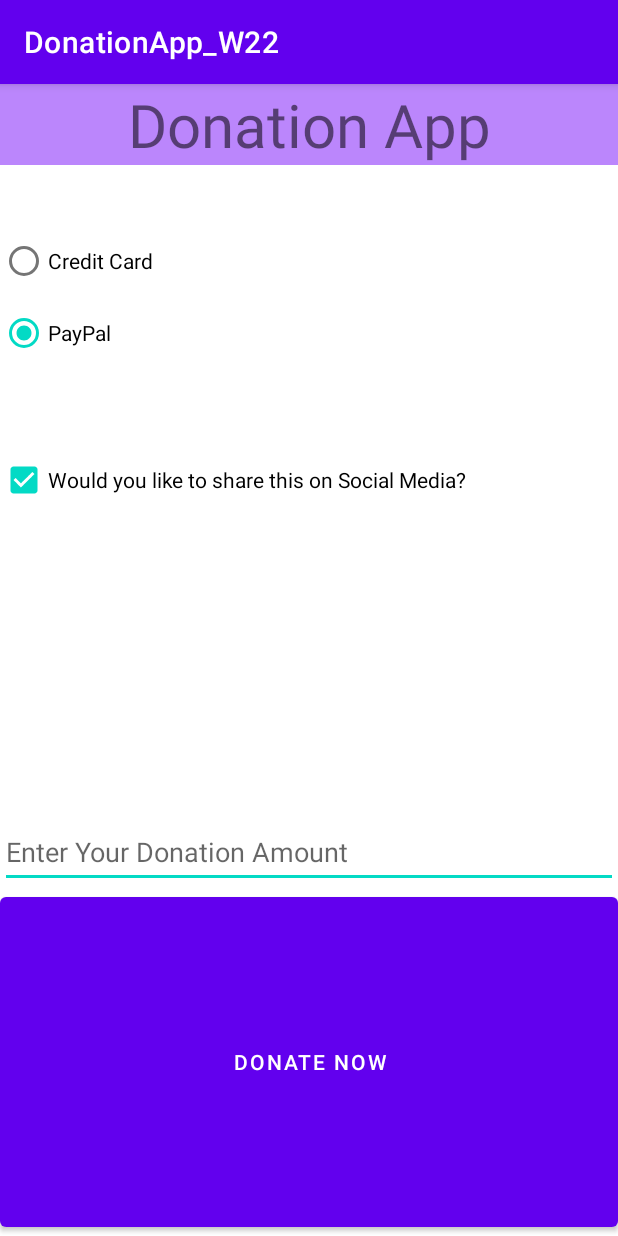
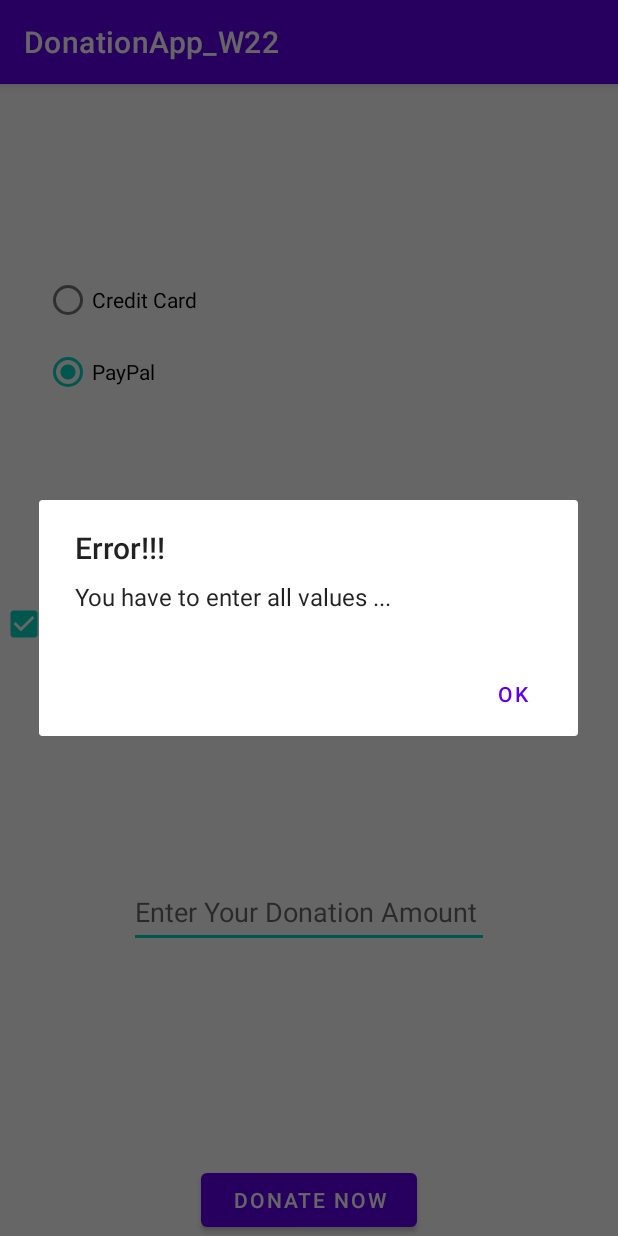
Before and after one commit to RaniaArbash/DonationApp_W22, an Android app: the screen it shows after launch (MainActivity), after a tap on "DONATE NOW", on a phone screen of 412 x 824 dp. Run offline under Robolectric (Android 15) with nearby library versions, the phone set to English and light mode, and no system bars; 3 other taps on this screen came first.

Commit message:
Week 4 - Constraint layout + Intents

```diff
--- a/app/src/main/java/com/example/donationapp_w22/MainActivity.java
+++ b/app/src/main/java/com/example/donationapp_w22/MainActivity.java
@@ -1,8 +1,11 @@
 package com.example.donationapp_w22;
 
+import androidx.appcompat.app.AlertDialog;
 import androidx.appcompat.app.AppCompatActivity;
 
+import android.content.Intent;
 import android.os.Bundle;
+import android.util.Log;
 import android.view.View;
 import android.widget.Button;
 import android.widget.CheckBox;
@@ -19,18 +22,25 @@ public class MainActivity extends AppCompatActivity implements View.OnClickListe
     CheckBox sharing_checkbox;
     EditText donation_amout;
     Donation myDonation;
+    AlertDialog.Builder builder;
 
     @Override
     protected void onCreate(Bundle savedInstanceState) {
         super.onCreate(savedInstanceState);
         setContentView(R.layout.activity_main);
 
+        builder = new AlertDialog.Builder(this);
+
         paypal = findViewById(R.id.paypal);
         credicCard = findViewById(R.id.credit_card);
         sharing_checkbox = findViewById(R.id.sharing_checkbox);
         donation_amout = findViewById(R.id.donation_amount);
         donate_btn = findViewById(R.id.donate_btn);
-        myDonation = new Donation();
+
+        myDonation =  ((MyApp)getApplication()).mainDonation;
+
+        Log.d("donation"," is sharing " +  String.valueOf(myDonation.isShared));
+        Log.d("donation","payment method" + String.valueOf(myDonation.payment_method));
 
         paypal.setOnClickListener(this);
         credicCard.setOnClickListener(this);
@@ -50,9 +60,7 @@ public class MainActivity extends AppCompatActivity implements View.OnClickListe
     }
 
     public void report(){
-        String method;
-        method = (myDonation.payment_method == 1)? "PayPal" : "Credit Card";
-        Toast.makeText(this,"Thank You For Your Donation with "+myDonation.amount+ "$, Using " + method +" method!!",Toast.LENGTH_LONG).show();
+        Toast.makeText(this,myDonation.getDonationReport(),Toast.LENGTH_LONG).show();
     }
 
     @Override
@@ -63,17 +71,45 @@ public class MainActivity extends AppCompatActivity implements View.OnClickListe
                 if (validate()){
                     double amount = Double.parseDouble(donation_amout.getText().toString());
                     myDonation.amount = amount;
-                    report();
+                    //report();
+                    // I need to open the Report Activity
+                   // we need Intent Object
+
+                    Intent myIntent = new Intent(this,Report.class);// messaging object
+                    myIntent.putExtra("Name","Donation App");
+                    myIntent.putExtra("year",2022);
+                    myIntent.putExtra("month",1);
+
+                    startActivity(myIntent);
+
+                }else {
+                    builder.setTitle("Error!!!");
+                    builder.setMessage("You have to enter all values ...");
+                    builder.setCancelable(true);
+                    builder.setNegativeButton("OK",null);
+
+                    builder.show();
                 }
                 break;
             case R.id.sharing_checkbox:
                 myDonation.isShared = true;
+                Log.d("donation"," is sharing " +  String.valueOf(myDonation.isShared));
+                Log.d("donation","payment method" + String.valueOf(myDonation.payment_method));
+
                 break;
             case R.id.paypal:
                 myDonation.payment_method = 1;
+
+                Log.d("donation"," is sharing " +  String.valueOf(myDonation.isShared));
+                Log.d("donation","payment method" + String.valueOf(myDonation.payment_method));
+
                 break;
             case R.id.credit_card:
                 myDonation.payment_method = 0;
+
+                Log.d("donation"," is sharing " +  String.valueOf(myDonation.isShared));
+                Log.d("donation","payment method" + String.valueOf(myDonation.payment_method));
+
                 break;
         }
     }
--- /dev/null
+++ b/app/src/main/java/com/example/donationapp_w22/MyApp.java
@@ -0,0 +1,7 @@
+package com.example.donationapp_w22;
+
+import android.app.Application;
+
+public class MyApp extends Application {
+    Donation mainDonation = new Donation();
+}
--- a/app/src/main/res/layout/activity_main.xml
+++ b/app/src/main/res/layout/activity_main.xml
@@ -1,33 +1,25 @@
 <?xml version="1.0" encoding="utf-8"?>
-<RelativeLayout
+<androidx.constraintlayout.widget.ConstraintLayout
     xmlns:android="http://schemas.android.com/apk/res/android"
     xmlns:app="http://schemas.android.com/apk/res-auto"
     xmlns:tools="http://schemas.android.com/tools"
     android:layout_width="match_parent"
     android:layout_height="match_parent"
+
     tools:context=".MainActivity">
-
-    <TextView
-        android:id="@+id/title_text"
-        android:layout_width="match_parent"
-        android:layout_height="wrap_content"
-        android:layout_alignParentStart="true"
-        android:layout_alignParentTop="true"
-        android:layout_alignParentEnd="true"
-        android:background="@color/purple_200"
-        android:gravity="center"
-        android:text="Donation App"
-        android:textSize="40sp" />
 
     <RadioGroup
         android:id="@+id/paymethod_group"
-        android:layout_marginTop="40dp"
         android:layout_width="wrap_content"
         android:layout_height="wrap_content"
-        android:layout_below="@id/title_text"
-        android:layout_alignParentStart="true"
-        android:layout_alignParentEnd="true"
-       >
+        android:layout_marginTop="4dp"
+        android:layout_marginEnd="4dp"
+        android:layout_marginBottom="4dp"
+        app:layout_constraintBottom_toTopOf="@+id/sharing_checkbox"
+        app:layout_constraintEnd_toStartOf="@+id/guideline3"
+        app:layout_constraintHorizontal_bias="0.29"
+        app:layout_constraintStart_toStartOf="parent"
+        app:layout_constraintTop_toTopOf="parent">
 
         <RadioButton
             android:id="@+id/credit_card"
@@ -47,29 +39,45 @@
         android:id="@+id/sharing_checkbox"
         android:layout_width="match_parent"
         android:layout_height="wrap_content"
-        android:layout_below="@id/paymethod_group"
-        android:layout_marginTop="50dp"
-        android:text="Would you like to share this on Social Media?" />
+        android:text="Would you like to share this on Social Media?"
+        app:layout_constraintBottom_toTopOf="@+id/guideline_middel"
+        app:layout_constraintEnd_toEndOf="parent"
+        app:layout_constraintStart_toStartOf="parent" />
 
     <EditText
         android:id="@+id/donation_amount"
-        android:layout_width="match_parent"
+        android:layout_width="0dp"
         android:layout_height="wrap_content"
-        android:layout_below="@id/sharing_checkbox"
-        android:layout_alignParentStart="true"
-        android:layout_alignParentEnd="true"
-        android:layout_marginTop="200dp"
         android:hint="Enter Your Donation Amount"
-        android:minHeight="48dp" />
+        android:minHeight="48dp"
+        app:layout_constraintBottom_toTopOf="@+id/donate_btn"
+        app:layout_constraintDimensionRatio="w,5:1"
+        app:layout_constraintEnd_toEndOf="parent"
+        app:layout_constraintStart_toStartOf="parent"
+        app:layout_constraintTop_toBottomOf="@+id/sharing_checkbox" />
 
     <Button
         android:id="@+id/donate_btn"
-        android:layout_width="match_parent"
+        android:layout_width="0dp"
         android:layout_height="wrap_content"
-        android:layout_below="@id/donation_amount"
-        android:layout_alignParentStart="true"
-        android:layout_alignParentEnd="true"
-        android:layout_alignParentBottom="true"
         android:gravity="center"
-        android:text="Donate Now" />
-</RelativeLayout>
+        android:text="Donate Now"
+        app:layout_constraintBottom_toBottomOf="parent"
+        app:layout_constraintDimensionRatio="w,3:1"
+        app:layout_constraintEnd_toEndOf="parent"
+        app:layout_constraintStart_toStartOf="parent" />
+
+    <androidx.constraintlayout.widget.Guideline
+        android:id="@+id/guideline_middel"
+        android:layout_width="wrap_content"
+        android:layout_height="wrap_content"
+        android:orientation="horizontal"
+        app:layout_constraintGuide_percent="0.5" />
+
+    <androidx.constraintlayout.widget.Guideline
+        android:id="@+id/guideline3"
+        android:layout_width="wrap_content"
+        android:layout_height="wrap_content"
+        android:orientation="vertical"
+        app:layout_constraintGuide_percent="0.5" />
+</androidx.constraintlayout.widget.ConstraintLayout>
```
Also changed, not shown: app/src/main/AndroidManifest.xml (+8 -0 lines), app/src/main/java/com/example/donationapp_w22/Donation.java (+7 -0 lines), app/src/main/java/com/example/donationapp_w22/Report.java (added, +34 -0 lines), app/src/main/res/layout/activity_report.xml (added, +22 -0 lines).
